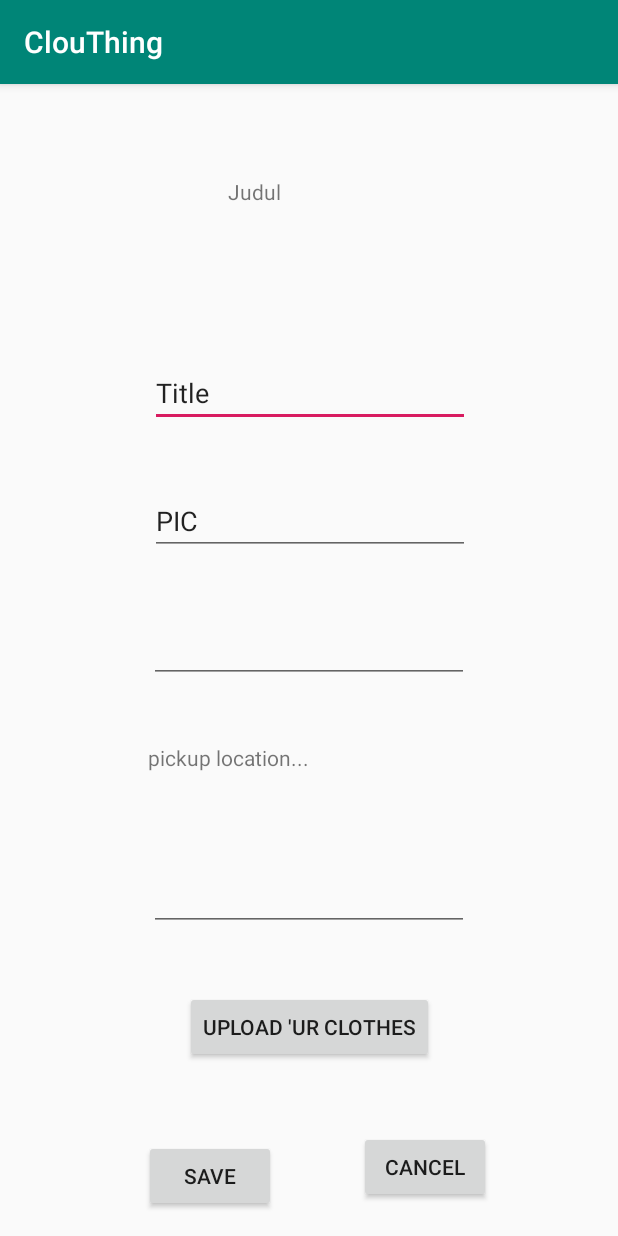
After one commit to ranisianipar/clouthing-app, an Android app: the FormActivity screen opened directly, with no data from a screen before it, on a phone screen of 412 x 824 dp. The commit adds this screen. Run offline under Robolectric (Android 15) with nearby library versions, the phone set to English and light mode, and no system bars.

Commit message:
add form layout and provide multiple language feature

```diff
--- a/app/src/main/AndroidManifest.xml
+++ b/app/src/main/AndroidManifest.xml
@@ -9,6 +9,7 @@
         android:roundIcon="@mipmap/ic_launcher_round"
         android:supportsRtl="true"
         android:theme="@style/AppTheme">
+        <activity android:name=".FormActivity"></activity>
         <activity android:name=".MainActivity">
             <intent-filter>
                 <action android:name="android.intent.action.MAIN" />
--- /dev/null
+++ b/app/src/main/java/id/ac/ui/cs/mobileprogramming/ranilasmauli/clouthing/FormActivity.java
@@ -0,0 +1,14 @@
+package id.ac.ui.cs.mobileprogramming.ranilasmauli.clouthing;
+
+import androidx.appcompat.app.AppCompatActivity;
+
+import android.os.Bundle;
+
+public class FormActivity extends AppCompatActivity {
+
+    @Override
+    protected void onCreate(Bundle savedInstanceState) {
+        super.onCreate(savedInstanceState);
+        setContentView(R.layout.activity_form);
+    }
+}
--- /dev/null
+++ b/app/src/main/res/layout/activity_form.xml
@@ -0,0 +1,114 @@
+<?xml version="1.0" encoding="utf-8"?>
+<androidx.constraintlayout.widget.ConstraintLayout xmlns:android="http://schemas.android.com/apk/res/android"
+    xmlns:app="http://schemas.android.com/apk/res-auto"
+    xmlns:tools="http://schemas.android.com/tools"
+    android:layout_width="match_parent"
+    android:layout_height="match_parent"
+    tools:context=".FormActivity">
+
+    <TextView
+        android:id="@+id/tv_form_title"
+        android:layout_width="107dp"
+        android:layout_height="53dp"
+        android:text="Judul"
+        app:layout_constraintBottom_toBottomOf="parent"
+        app:layout_constraintEnd_toEndOf="parent"
+        app:layout_constraintHorizontal_bias="0.498"
+        app:layout_constraintStart_toStartOf="parent"
+        app:layout_constraintTop_toTopOf="parent"
+        app:layout_constraintVertical_bias="0.087" />
+
+    <EditText
+        android:id="@+id/et_title"
+        android:layout_width="wrap_content"
+        android:layout_height="wrap_content"
+        android:layout_marginTop="68dp"
+        android:ems="10"
+        android:inputType="textPersonName"
+        android:text="Title"
+        app:layout_constraintEnd_toEndOf="parent"
+        app:layout_constraintHorizontal_bias="0.505"
+        app:layout_constraintStart_toStartOf="parent"
+        app:layout_constraintTop_toBottomOf="@+id/tv_form_title" />
+
+    <EditText
+        android:id="@+id/et_pic"
+        android:layout_width="wrap_content"
+        android:layout_height="wrap_content"
+        android:layout_marginTop="40dp"
+        android:ems="10"
+        android:inputType="textPersonName"
+        android:text="PIC"
+        app:layout_constraintEnd_toEndOf="parent"
+        app:layout_constraintHorizontal_bias="0.505"
+        app:layout_constraintStart_toStartOf="parent"
+        app:layout_constraintTop_toBottomOf="@+id/et_title" />
+
+    <EditText
+        android:id="@+id/et_amount"
+        android:layout_width="wrap_content"
+        android:layout_height="wrap_content"
+        android:layout_marginTop="40dp"
+        android:ems="10"
+        android:inputType="number"
+        app:layout_constraintEnd_toEndOf="parent"
+        app:layout_constraintStart_toStartOf="parent"
+        app:layout_constraintTop_toBottomOf="@+id/et_pic" />
+
+    <TextView
+        android:id="@+id/tv_location"
+        android:layout_width="215dp"
+        android:layout_height="40dp"
+        android:layout_marginTop="40dp"
+        android:text="pickup location..."
+        app:layout_constraintEnd_toEndOf="parent"
+        app:layout_constraintStart_toStartOf="parent"
+        app:layout_constraintTop_toBottomOf="@+id/et_amount" />
+
+    <EditText
+        android:id="@+id/et_end_date"
+        android:layout_width="wrap_content"
+        android:layout_height="wrap_content"
+        android:layout_marginTop="40dp"
+        android:ems="10"
+        android:inputType="date"
+        app:layout_constraintEnd_toEndOf="parent"
+        app:layout_constraintStart_toStartOf="parent"
+        app:layout_constraintTop_toBottomOf="@+id/tv_location" />
+
+    <Button
+        android:id="@+id/bt_upload"
+        android:layout_width="wrap_content"
+        android:layout_height="wrap_content"
+        android:layout_marginTop="40dp"
+        android:text="upload 'ur clothes"
+        app:layout_constraintEnd_toEndOf="parent"
+        app:layout_constraintStart_toStartOf="parent"
+        app:layout_constraintTop_toBottomOf="@+id/et_end_date" />
+
+    <Button
+        android:id="@+id/bt_save"
+        android:layout_width="wrap_content"
+        android:layout_height="wrap_content"
+        android:layout_marginStart="96dp"
+        android:layout_marginLeft="96dp"
+        android:layout_marginBottom="16dp"
+        android:text="save"
+        app:layout_constraintBottom_toBottomOf="parent"
+        app:layout_constraintStart_toStartOf="parent"
+        app:layout_constraintTop_toBottomOf="@+id/bt_upload"
+        app:layout_constraintVertical_bias="1.0" />
+
+    <Button
+        android:id="@+id/bt_cancel"
+        android:layout_width="wrap_content"
+        android:layout_height="wrap_content"
+        android:layout_marginBottom="4dp"
+        android:text="cancel"
+        app:layout_constraintBottom_toBottomOf="parent"
+        app:layout_constraintEnd_toEndOf="parent"
+        app:layout_constraintHorizontal_bias="0.394"
+        app:layout_constraintStart_toEndOf="@+id/bt_save"
+        app:layout_constraintTop_toBottomOf="@+id/bt_upload"
+        app:layout_constraintVertical_bias="0.72" />
+</androidx.constraintlayout.widget.ConstraintLayout>
--- a/app/src/main/res/values/strings.xml
+++ b/app/src/main/res/values/strings.xml
@@ -2,4 +2,13 @@
     <string name="app_name">ClouThing</string>
     <string name="open">Open</string>
     <string name="close">Close</string>
+
+    <string name="form_title">Title</string>
+    <string name="form_laundry_rec">Laundry Receipent</string>
+    <string name="form_location">Pick up location</string>
+    <string name="form_upload">Upload clothes!</string>
+    <string name="button_save">Save</string>
+    <string name="button_cancel">Cancel</string>
+    <string name="button_remove">Remove</string>
+
 </resources>
```
Also changed, not shown: 1 other file.
